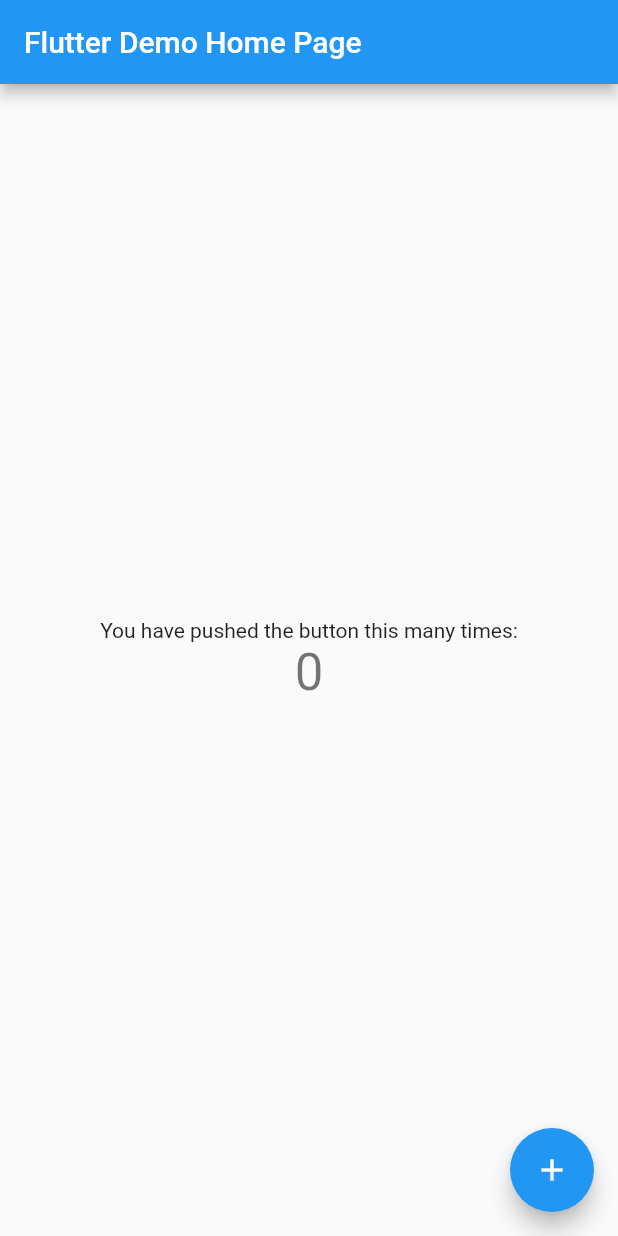
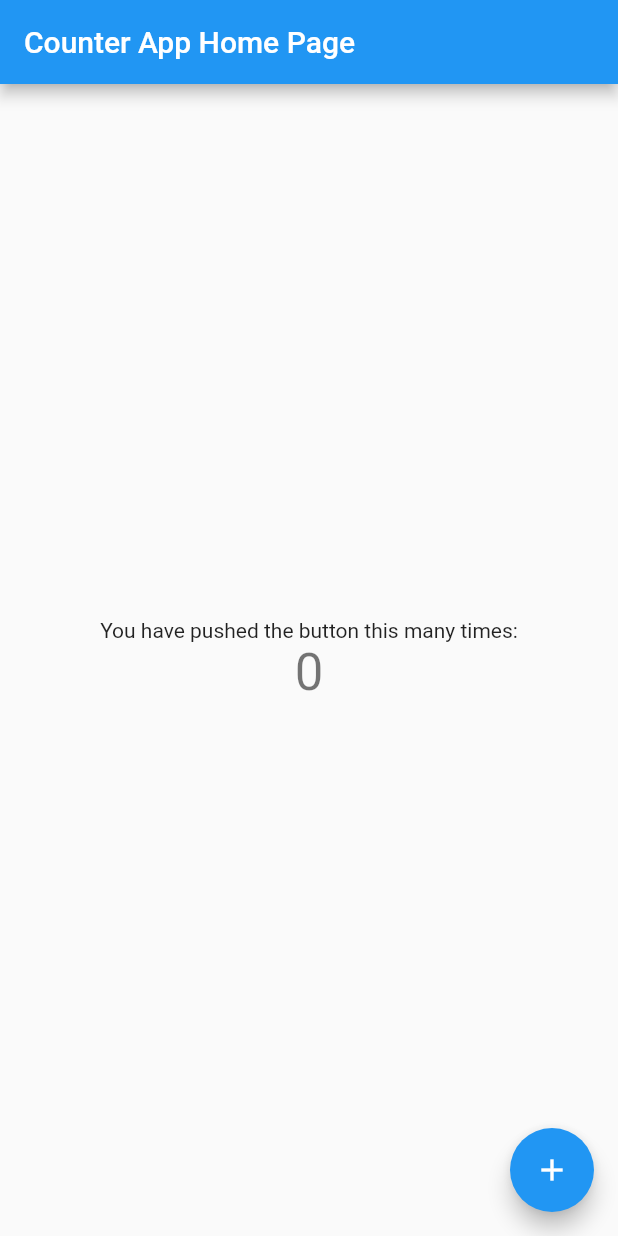
Before and after one commit to napoleon-na/FlutterTesting, a Flutter app: the screen it shows after launch, on a phone screen of 412 x 824 dp. Run offline on Flutter 3.47's test engine with Material 2 defaults, Android fonts, the phone set to English and light mode, and no system bars.

Commit message:
Introduction to Integration testing - 1. Create an app to test

```diff
--- a/integration_testing/lib/main.dart
+++ b/integration_testing/lib/main.dart
@@ -7,34 +7,14 @@ class MyApp extends StatelessWidget {
   @override
   Widget build(BuildContext context) {
     return new MaterialApp(
-      title: 'Flutter Demo',
-      theme: new ThemeData(
-        // This is the theme of your application.
-        //
-        // Try running your application with "flutter run". You'll see the
-        // application has a blue toolbar. Then, without quitting the app, try
-        // changing the primarySwatch below to Colors.green and then invoke
-        // "hot reload" (press "r" in the console where you ran "flutter run",
-        // or press Run > Flutter Hot Reload in IntelliJ). Notice that the
-        // counter didn't reset back to zero; the application is not restarted.
-        primarySwatch: Colors.blue,
-      ),
-      home: new MyHomePage(title: 'Flutter Demo Home Page'),
+      title: 'Counter App',
+      home: new MyHomePage(title: 'Counter App Home Page'),
     );
   }
 }
 
 class MyHomePage extends StatefulWidget {
   MyHomePage({Key key, this.title}) : super(key: key);
-
-  // This widget is the home page of your application. It is stateful, meaning
-  // that it has a State object (defined below) that contains fields that affect
-  // how it looks.
-
-  // This class is the configuration for the state. It holds the values (in this
-  // case the title) provided by the parent (in this case the App widget) and
-  // used by the build method of the State. Fields in a Widget subclass are
-  // always marked "final".
 
   final String title;
 
@@ -47,46 +27,18 @@ class _MyHomePageState extends State<MyHomePage> {
 
   void _incrementCounter() {
     setState(() {
-      // This call to setState tells the Flutter framework that something has
-      // changed in this State, which causes it to rerun the build method below
-      // so that the display can reflect the updated values. If we changed
-      // _counter without calling setState(), then the build method would not be
-      // called again, and so nothing would appear to happen.
       _counter++;
     });
   }
 
   @override
   Widget build(BuildContext context) {
-    // This method is rerun every time setState is called, for instance as done
-    // by the _incrementCounter method above.
-    //
-    // The Flutter framework has been optimized to make rerunning build methods
-    // fast, so that you can just rebuild anything that needs updating rather
-    // than having to individually change instances of widgets.
     return new Scaffold(
       appBar: new AppBar(
-        // Here we take the value from the MyHomePage object that was created by
-        // the App.build method, and use it to set our appbar title.
         title: new Text(widget.title),
       ),
       body: new Center(
-        // Center is a layout widget. It takes a single child and positions it
-        // in the middle of the parent.
         child: new Column(
-          // Column is also layout widget. It takes a list of children and
-          // arranges them vertically. By default, it sizes itself to fit its
-          // children horizontally, and tries to be as tall as its parent.
-          //
-          // Invoke "debug paint" (press "p" in the console where you ran
-          // "flutter run", or select "Toggle Debug Paint" from the Flutter tool
-          // window in IntelliJ) to see the wireframe for each widget.
-          //
-          // Column has various properties to control how it sizes itself and
-          // how it positions its children. Here we use mainAxisAlignment to
-          // center the children vertically; the main axis here is the vertical
-          // axis because Columns are vertical (the cross axis would be
-          // horizontal).
           mainAxisAlignment: MainAxisAlignment.center,
           children: <Widget>[
             new Text(
@@ -94,12 +46,14 @@ class _MyHomePageState extends State<MyHomePage> {
             ),
             new Text(
               '$_counter',
+              key: Key('counter'),
               style: Theme.of(context).textTheme.display1,
             ),
           ],
         ),
       ),
       floatingActionButton: new FloatingActionButton(
+        key: Key('increment'),
         onPressed: _incrementCounter,
         tooltip: 'Increment',
         child: new Icon(Icons.add),
```
